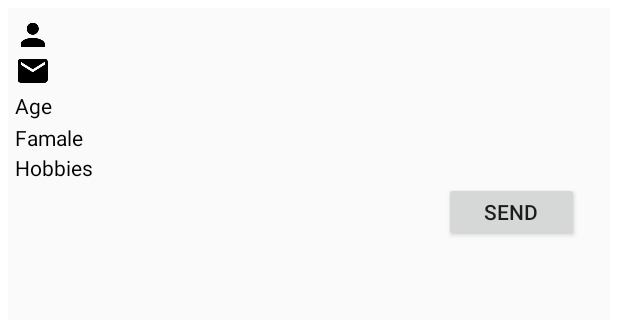
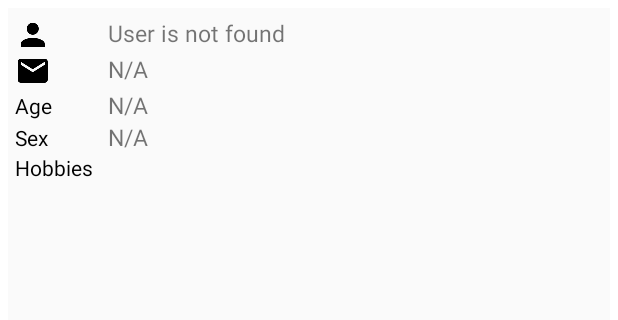
Before and after one commit to tetiana-horobets/android-user-management, an Android app: the screen it shows after launch (UserDetailsActivity), after a tap on "Mark", on a phone screen of 412 x 824 dp, the part 314-634 px from its top. Run offline under Robolectric (Android 15) with nearby library versions, the phone set to English and light mode, and no system bars; our stand-ins replace CircleImageView, Picasso.

Commit message:
fixing null pointer exceptions

```diff
--- a/app/src/main/java/com/example/tetiana/user_management/User.java
+++ b/app/src/main/java/com/example/tetiana/user_management/User.java
@@ -4,11 +4,11 @@ import java.util.List;
 
 class User {
 
-    private int id;
+    private Integer id;
     private String name;
     private String email;
-    private int age;
-    private boolean isFemale;
+    private Integer age;
+    private Boolean isFemale;
     private List<String> hobbies;
     private String image;
     private String back;
@@ -18,7 +18,7 @@ class User {
         this.name = name;
     }
 
-    public User(int id, String name, String email, int age, boolean isFemale, List<String> hobbies, String image, String back) {
+    public User(Integer id, String name, String email, Integer age, Boolean isFemale, List<String> hobbies, String image, String back) {
         this.id = id;
         this.name = name;
         this.email = email;
@@ -29,7 +29,7 @@ class User {
         this.back = back;
     }
 
-    int getId() {
+    Integer getId() {
         return id;
     }
 
@@ -53,7 +53,7 @@ class User {
         this.email = email;
     }
 
-    int getAge() {
+    Integer getAge() {
         return age;
     }
 
@@ -61,7 +61,7 @@ class User {
         this.age = age;
     }
 
-    boolean isFemale() {
+    Boolean isFemale() {
         return isFemale;
     }
 
--- a/app/src/main/java/com/example/tetiana/user_management/UserDetailsActivity.java
+++ b/app/src/main/java/com/example/tetiana/user_management/UserDetailsActivity.java
@@ -36,20 +36,31 @@ public class UserDetailsActivity extends AppCompatActivity {
             UserRepository userRepository = new UserRepository(inputStream);
             int userId = getIntent().getIntExtra("userId", -1);
             final User user =  userRepository.findUsersById(userId);
-            name.setText(user.getName());
-            email.setText(user.getEmail());
-            age.setText(String.valueOf(user.getAge()));
-            isFemale.setText(user.isFemale() ? "Female" : "Male");
 
-            for(String hobby: user.getHobbies()){
+            if(user != null) {
+
+                name.setText(user.getName() != null ? user.getName() : "N/A");
+                email.setText(user.getEmail() != null ? user.getEmail() : "N/A");
+                age.setText(user.getAge() != null ? String.valueOf(user.getAge()) : "N/A");
+                isFemale.setText(user.isFemale() != null ? user.isFemale() ? "Female" : "Male" : "N/A");
+
+                if(user.getHobbies() != null) {
+                    for (String hobby : user.getHobbies()) {
                         final TextView textView = new TextView(this);
                         textView.setText(hobby);
                         layoutHobby.addView(textView);
                     }
+                }
 
+                if(user.getImage() != null) {
                     Picasso.with(this).load(user.getImage()).into(image);
+                }
+
+                if(user.getBack() != null) {
                     Picasso.with(this).load(user.getBack()).into(back);
+                }
 
+                if(user.getEmail() != null) {
                     buttonSend.setOnClickListener(new View.OnClickListener() {
                         @Override
                         public void onClick(View v) {
@@ -61,6 +72,18 @@ public class UserDetailsActivity extends AppCompatActivity {
                             startActivity(Intent.createChooser(sendEmail, "Choose an Email client"));
                         }
                     });
+                } else {
+                    buttonSend.setVisibility(View.INVISIBLE);
+                }
+
+            } else {
+                name.setText("User is not found");
+                email.setText("N/A");
+                age.setText("N/A");
+                isFemale.setText("N/A");
+
+                buttonSend.setVisibility(View.INVISIBLE);
+            }
         } catch (Exception e) {
             e.printStackTrace();
         }
--- a/app/src/main/java/com/example/tetiana/user_management/UserRepository.java
+++ b/app/src/main/java/com/example/tetiana/user_management/UserRepository.java
@@ -80,11 +80,11 @@ class UserRepository {
     }
 
     private User readUser(JsonReader reader) throws IOException {
-        int id = -1;
+        Integer id = null;
         String name = null;
         String email = null;
-        int age = -1;
-        Boolean isFemale = true;
+        Integer age = null;
+        Boolean isFemale = null;
         List<String> hobbies = null;
         String image = null;
         String back = null;
--- a/app/src/main/res/layout/user_details_activity.xml
+++ b/app/src/main/res/layout/user_details_activity.xml
@@ -126,7 +126,7 @@
                 android:layout_height="wrap_content"
                 android:gravity="left"
                 android:textColor="#000000"
-                android:text="Famale" />
+                android:text="Sex" />
 
             <TextView
                 android:id="@+id/user_detailed_is_female"
```
Lines whose indentation alone changed are shown as unchanged.
